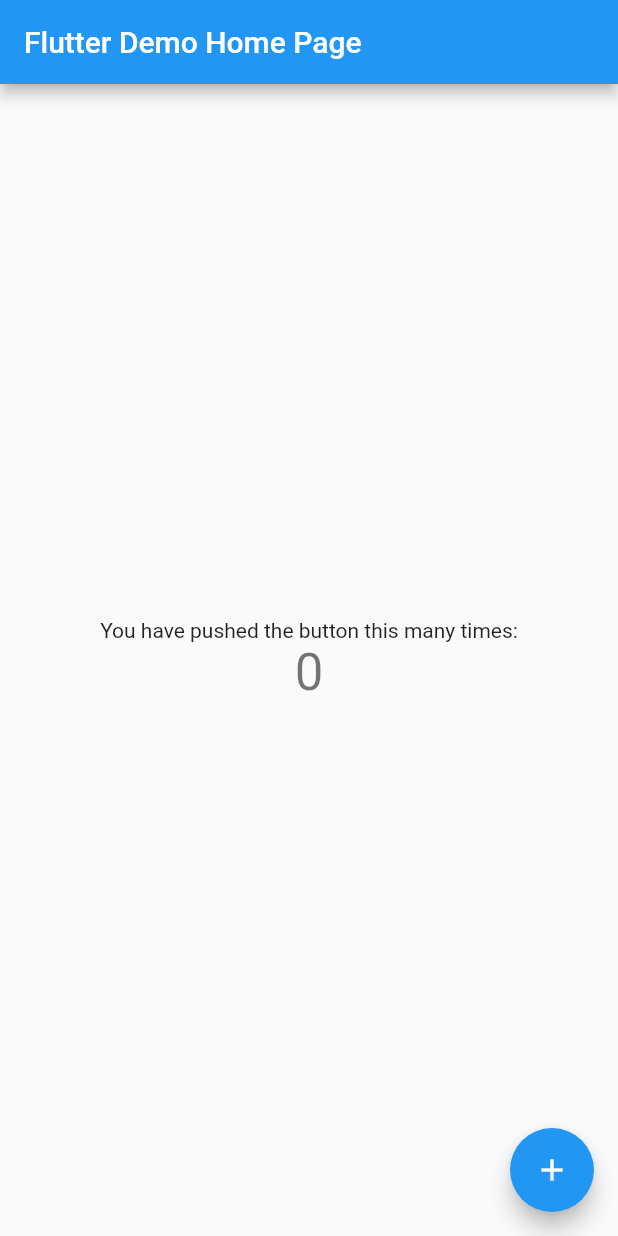
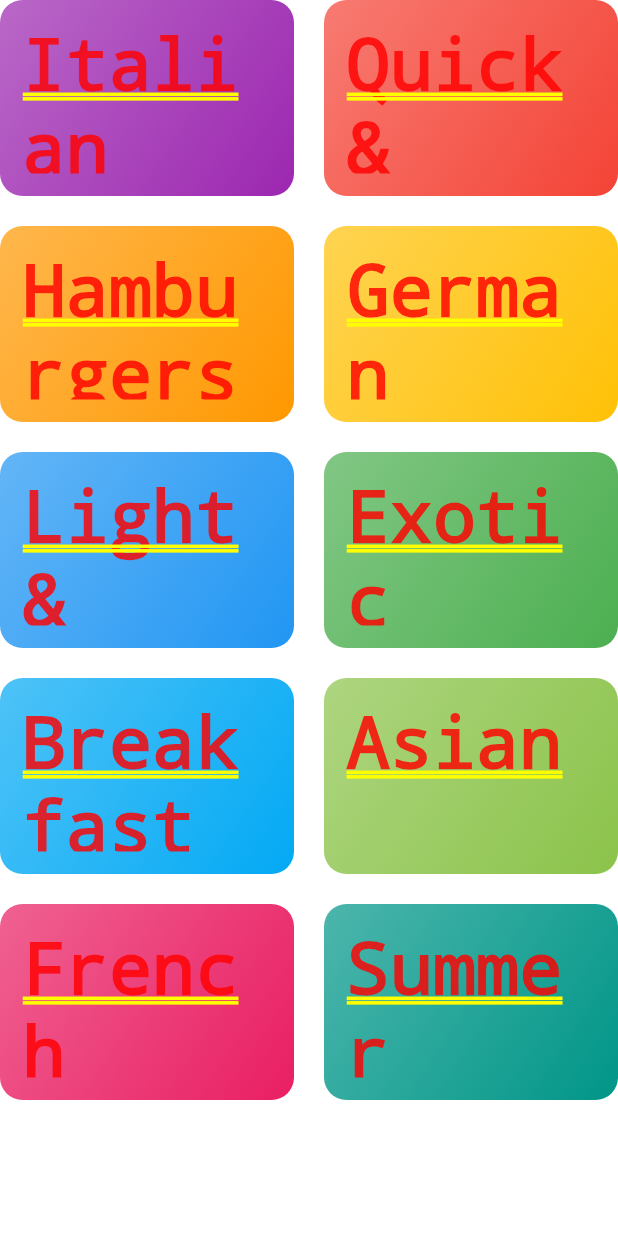
Before and after one commit to binoytv9/flutter-learning, a Flutter app: the screen it shows after launch, on a phone screen of 412 x 824 dp. Run offline on Flutter 3.47's test engine with Material 2 defaults, Android fonts, the phone set to English and light mode, and no system bars; our stand-ins replace sqflite; accounts and stored records are empty.

Commit message:
category screen

```diff
--- /dev/null
+++ b/meals_app/lib/categories_screen.dart
@@ -0,0 +1,26 @@
+import 'package:flutter/material.dart';
+
+import './dummy_data.dart';
+import './category_item.dart';
+
+class CategoriesScreen extends StatelessWidget {
+  @override
+  Widget build(BuildContext context) {
+    return GridView(
+      children: DUMMY_CATEGORIES
+          .map(
+            (catData) => CategoryItem(
+              catData.title,
+              catData.color,
+            ),
+          )
+          .toList(),
+      gridDelegate: SliverGridDelegateWithMaxCrossAxisExtent(
+        maxCrossAxisExtent: 200,
+        childAspectRatio: 3 / 2,
+        crossAxisSpacing: 20,
+        mainAxisSpacing: 20,
+      ),
+    );
+  }
+}
--- /dev/null
+++ b/meals_app/lib/category_item.dart
@@ -0,0 +1,27 @@
+import 'package:flutter/material.dart';
+
+class CategoryItem extends StatelessWidget {
+  final String title;
+  final Color color;
+
+  CategoryItem(this.title, this.color);
+
+  @override
+  Widget build(BuildContext context) {
+    return Container(
+      padding: const EdgeInsets.all(15),
+      child: Text(title),
+      decoration: BoxDecoration(
+        gradient: LinearGradient(
+          colors: [
+            color.withOpacity(0.7),
+            color,
+          ],
+          begin: Alignment.topLeft,
+          end: Alignment.bottomRight,
+        ),
+        borderRadius: BorderRadius.circular(15),
+      ),
+    );
+  }
+}
--- /dev/null
+++ b/meals_app/lib/dummy_data.dart
@@ -0,0 +1,56 @@
+import 'package:flutter/material.dart';
+
+import './models/category.dart';
+
+const DUMMY_CATEGORIES = const [
+  Category(
+    id: 'c1',
+    title: 'Italian',
+    color: Colors.purple,
+  ),
+  Category(
+    id: 'c2',
+    title: 'Quick & Easy',
+    color: Colors.red,
+  ),
+  Category(
+    id: 'c3',
+    title: 'Hamburgers',
+    color: Colors.orange,
+  ),
+  Category(
+    id: 'c4',
+    title: 'German',
+    color: Colors.amber,
+  ),
+  Category(
+    id: 'c5',
+    title: 'Light & Lovely',
+    color: Colors.blue,
+  ),
+  Category(
+    id: 'c6',
+    title: 'Exotic',
+    color: Colors.green,
+  ),
+  Category(
+    id: 'c7',
+    title: 'Breakfast',
+    color: Colors.lightBlue,
+  ),
+  Category(
+    id: 'c8',
+    title: 'Asian',
+    color: Colors.lightGreen,
+  ),
+  Category(
+    id: 'c9',
+    title: 'French',
+    color: Colors.pink,
+  ),
+  Category(
+    id: 'c10',
+    title: 'Summer',
+    color: Colors.teal,
+  ),
+];
--- a/meals_app/lib/main.dart
+++ b/meals_app/lib/main.dart
@@ -1,111 +1,18 @@
 import 'package:flutter/material.dart';
+
+import './categories_screen.dart';
 
 void main() => runApp(MyApp());
 
 class MyApp extends StatelessWidget {
-  // This widget is the root of your application.
   @override
   Widget build(BuildContext context) {
     return MaterialApp(
-      title: 'Flutter Demo',
+      title: 'DeliMeals',
       theme: ThemeData(
-        // This is the theme of your application.
-        //
-        // Try running your application with "flutter run". You'll see the
-        // application has a blue toolbar. Then, without quitting the app, try
-        // changing the primarySwatch below to Colors.green and then invoke
-        // "hot reload" (press "r" in the console where you ran "flutter run",
-        // or simply save your changes to "hot reload" in a Flutter IDE).
-        // Notice that the counter didn't reset back to zero; the application
-        // is not restarted.
         primarySwatch: Colors.blue,
       ),
-      home: MyHomePage(title: 'Flutter Demo Home Page'),
+      home: CategoriesScreen(),
     );
   }
 }
-
-class MyHomePage extends StatefulWidget {
-  MyHomePage({Key key, this.title}) : super(key: key);
-
-  // This widget is the home page of your application. It is stateful, meaning
-  // that it has a State object (defined below) that contains fields that affect
-  // how it looks.
-
-  // This class is the configuration for the state. It holds the values (in this
-  // case the title) provided by the parent (in this case the App widget) and
-  // used by the build method of the State. Fields in a Widget subclass are
-  // always marked "final".
-
-  final String title;
-
-  @override
-  _MyHomePageState createState() => _MyHomePageState();
-}
-
-class _MyHomePageState extends State<MyHomePage> {
-  int _counter = 0;
-
-  void _incrementCounter() {
-    setState(() {
-      // This call to setState tells the Flutter framework that something has
-      // changed in this State, which causes it to rerun the build method below
-      // so that the display can reflect the updated values. If we changed
-      // _counter without calling setState(), then the build method would not be
-      // called again, and so nothing would appear to happen.
-      _counter++;
-    });
-  }
-
-  @override
-  Widget build(BuildContext context) {
-    // This method is rerun every time setState is called, for instance as done
-    // by the _incrementCounter method above.
-    //
-    // The Flutter framework has been optimized to make rerunning build methods
-    // fast, so that you can just rebuild anything that needs updating rather
-    // than having to individually change instances of widgets.
-    return Scaffold(
-      appBar: AppBar(
-        // Here we take the value from the MyHomePage object that was created by
-        // the App.build method, and use it to set our appbar title.
-        title: Text(widget.title),
-      ),
-      body: Center(
-        // Center is a layout widget. It takes a single child and positions it
-        // in the middle of the parent.
-        child: Column(
-          // Column is also a layout widget. It takes a list of children and
-          // arranges them vertically. By default, it sizes itself to fit its
-          // children horizontally, and tries to be as tall as its parent.
-          //
-          // Invoke "debug painting" (press "p" in the console, choose the
-          // "Toggle Debug Paint" action from the Flutter Inspector in Android
-          // Studio, or the "Toggle Debug Paint" command in Visual Studio Code)
-          // to see the wireframe for each widget.
-          //
-          // Column has various properties to control how it sizes itself and
-          // how it positions its children. Here we use mainAxisAlignment to
-          // center the children vertically; the main axis here is the vertical
-          // axis because Columns are vertical (the cross axis would be
-          // horizontal).
-          mainAxisAlignment: MainAxisAlignment.center,
-          children: <Widget>[
-            Text(
-              'You have pushed the button this many times:',
-            ),
-            Text(
-              '$_counter',
-              style: Theme.of(context).textTheme.display1,
-            ),
-          ],
-        ),
-      ),
-      floatingActionButton: FloatingActionButton(
-        onPressed: _incrementCounter,
-        tooltip: 'Increment',
-        child: Icon(Icons.add),
-      ), // This trailing comma makes auto-formatting nicer for build methods.
-    );
-  }
-}
--- /dev/null
+++ b/meals_app/lib/models/category.dart
@@ -0,0 +1,13 @@
+import 'package:flutter/material.dart';
+
+class Category {
+  final String id;
+  final String title;
+  final Color color;
+
+  const Category({
+    @required this.id,
+    @required this.title,
+    this.color = Colors.orange,
+  });
+}
```
